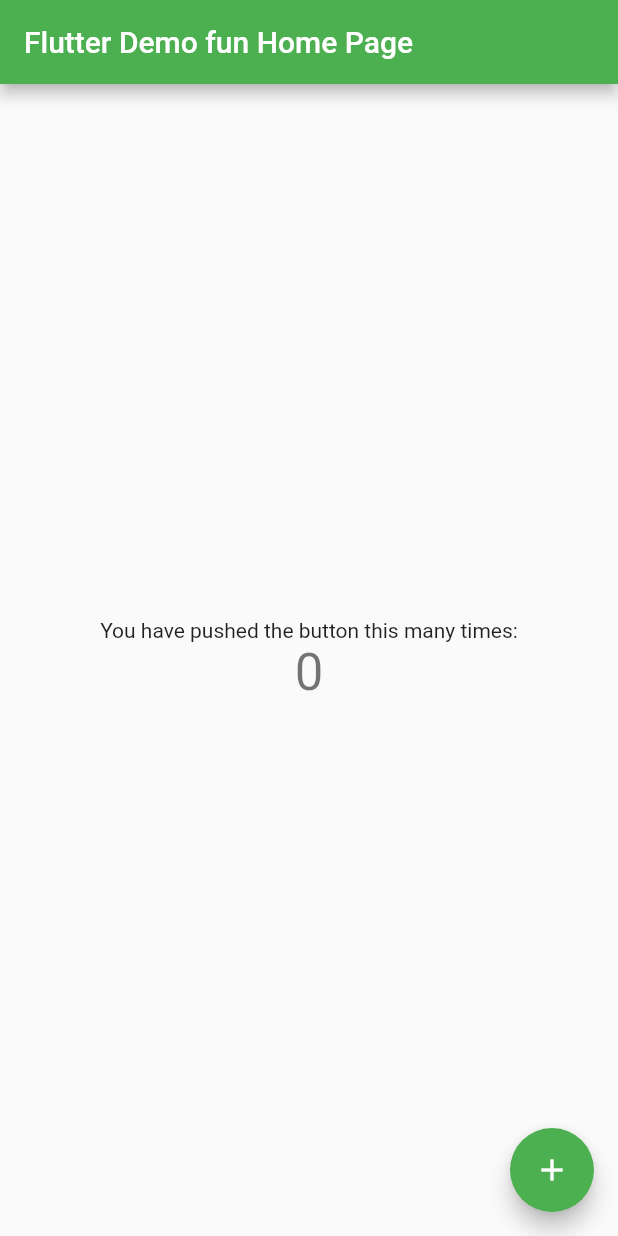
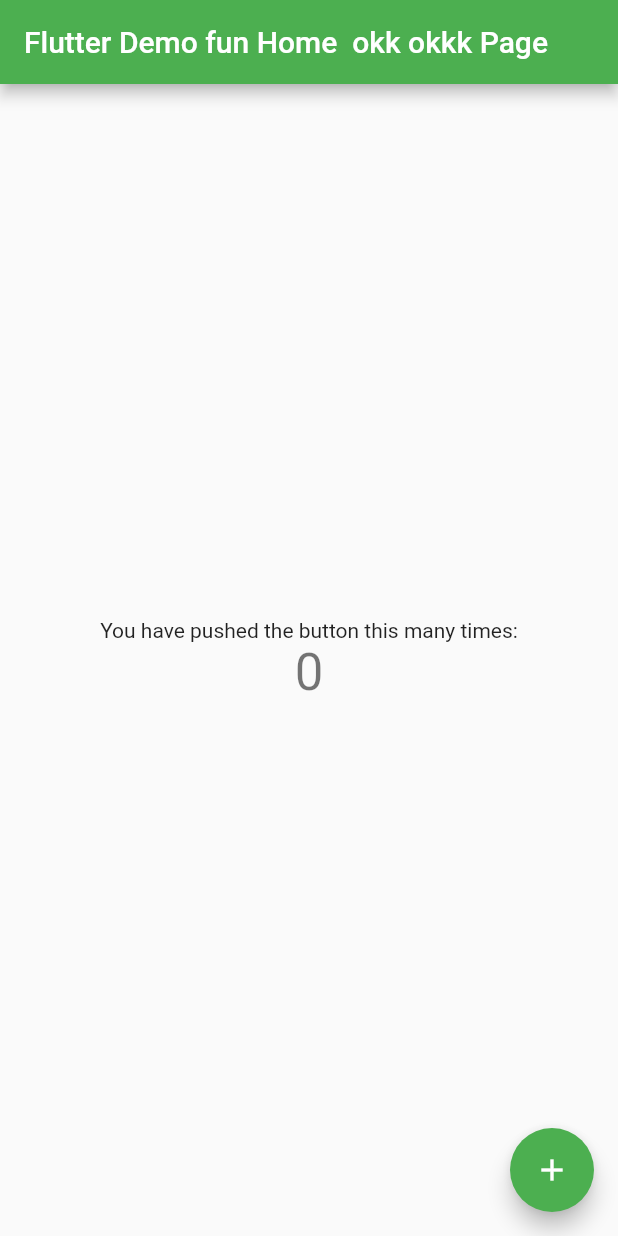
Before and after one commit to krishnaksrpal/flutter-demo, a Flutter app: the screen it shows after launch, on a phone screen of 412 x 824 dp. Run offline on Flutter 3.47's test engine with Material 2 defaults, Android fonts, the phone set to English and light mode, and no system bars.

Commit message:
main change

```diff
--- a/lib/main.dart
+++ b/lib/main.dart
@@ -20,7 +20,7 @@ class MyApp extends StatelessWidget {
         // is not restarted.
         primarySwatch: Colors.green,
       ),
-      home: MyHomePage(title: 'Flutter Demo fun Home Page'),
+      home: MyHomePage(title: 'Flutter Demo fun Home  okk okkk Page'),
     );
   }
 }
```
